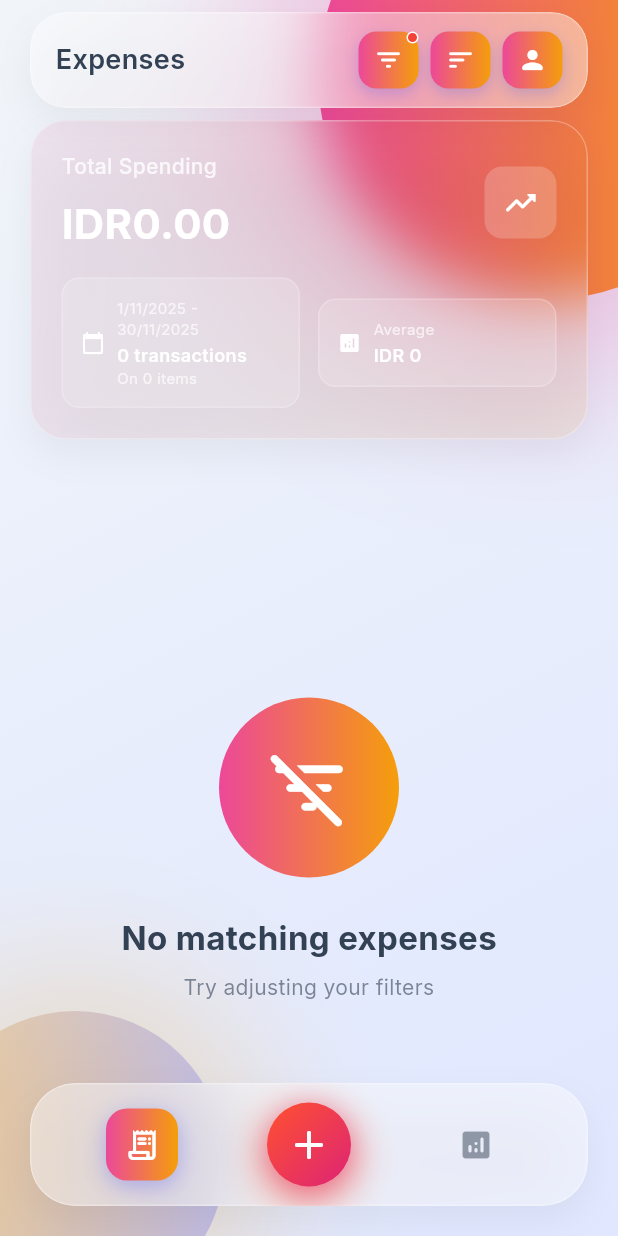
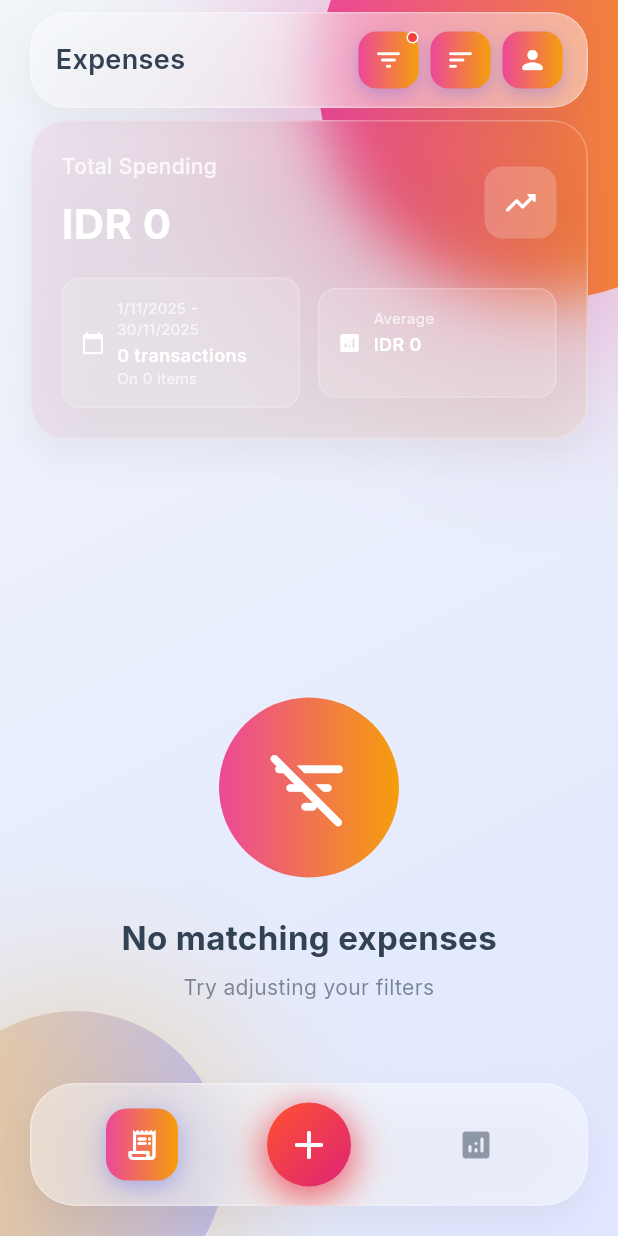
Before and after one commit to abiyyubarraq/whisp-finance-tracker, a Flutter app: the screen it shows once a user with an empty profile is signed in, on a phone screen of 412 x 824 dp. Run offline on Flutter 3.47's test engine with Material 3 defaults, Android fonts, the phone set to English and light mode, and no system bars; our stand-ins replace cloud_firestore, firebase_auth, firebase_core, firebase_storage, flutter_local_notifications, flutter_riverpod and 6 more; missing offline and left inert: excel, record; accounts and stored records are empty; generated files the repository leaves out were written again.

Commit message:
Refactor Analytics and Expense Summary components to improve currency formatting and UI responsiveness. Updated currency display methods to utilize CurrencyFormatter for consistent formatting. Enhanced mini-stat widget structure for better readability and interaction handling.

```diff
--- a/lib/widgets/expense_list/expense_summary_card.dart
+++ b/lib/widgets/expense_list/expense_summary_card.dart
@@ -40,7 +40,6 @@ class ExpenseSummaryCard extends StatelessWidget {
                     onTap: () => _showDateRangePicker(context),
                     behavior: HitTestBehavior.opaque,
                     child: _buildMiniStat(
-                      context,
                       dateLabel,
                       '$filteredCount transactions',
                       Icons.calendar_today_rounded,
@@ -52,7 +51,6 @@ class ExpenseSummaryCard extends StatelessWidget {
                 SizedBox(width: 12),
                 Expanded(
                   child: _buildMiniStat(
-                    context,
                     'Average',
                     CurrencyFormatter.formatCompact(average, 'IDR'),
                     Icons.analytics_rounded,
@@ -84,7 +82,7 @@ class ExpenseSummaryCard extends StatelessWidget {
               ),
               SizedBox(height: 8),
               Text(
-                CurrencyFormatter.format(total, 'IDR'),
+                CurrencyFormatter.formatCompact(total, 'IDR'),
                 style: TextStyle(
                   fontSize: 28,
                   fontWeight: FontWeight.bold,
@@ -107,7 +105,6 @@ class ExpenseSummaryCard extends StatelessWidget {
   }
 
   Widget _buildMiniStat(
-    BuildContext context,
     String label,
     String value,
     IconData icon, {
@@ -140,14 +137,15 @@ class ExpenseSummaryCard extends StatelessWidget {
                 maxLines: 1,
                 overflow: TextOverflow.ellipsis,
               ),
-              if (subValue != null)
-                Text(
-                  subValue,
-                  style: TextStyle(
-                    fontSize: 10,
-                    color: Colors.white.withValues(alpha: 0.7),
-                  ),
+              Text(
+                subValue ?? ' ',
+                style: TextStyle(
+                  fontSize: 10,
+                  color: subValue != null
+                      ? Colors.white.withValues(alpha: 0.7)
+                      : Colors.transparent,
                 ),
+              ),
             ],
           ),
         ),
```
Also changed, not shown: lib/screens/analytics_screen.dart (+38 -30 lines).
